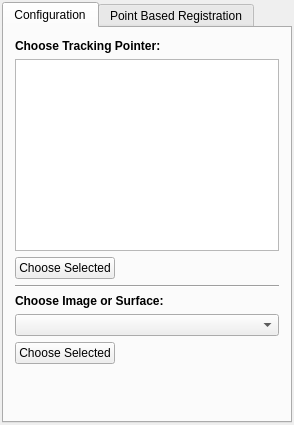
First picture: the form in Plugins/org.mitk.gui.qt.igttracking/src/internal/IGTFiducialRegistrationControls.ui, repository MITK/MITK, before the edit.
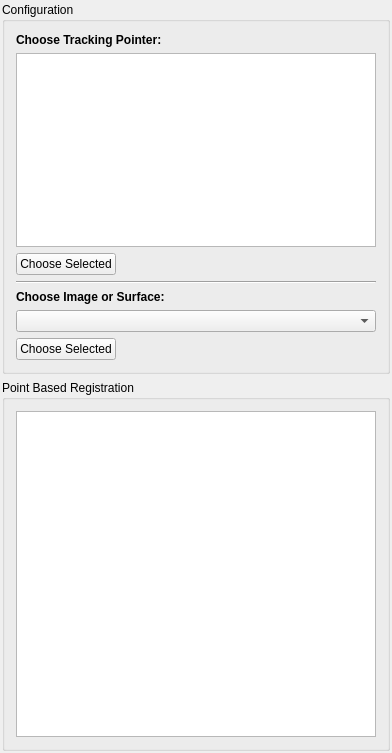
Second picture: the form after the edit. Custom widgets are drawn as their Qt base class.

Commit message: Changed UI of IGTFiducialRegistration-Plugin

Diff of the .ui file:
```diff
--- a/Plugins/org.mitk.gui.qt.igttracking/src/internal/IGTFiducialRegistrationControls.ui
+++ b/Plugins/org.mitk.gui.qt.igttracking/src/internal/IGTFiducialRegistrationControls.ui
@@ -6,8 +6,8 @@
    <rect>
     <x>0</x>
     <y>0</y>
-    <width>294</width>
-    <height>425</height>
+    <width>392</width>
+    <height>753</height>
    </rect>
   </property>
   <property name="minimumSize">
@@ -33,15 +33,11 @@
     <number>2</number>
    </property>
    <item>
-    <widget class="QTabWidget" name="tabWidget">
-     <property name="currentIndex">
-      <number>0</number>
-     </property>
-     <widget class="QWidget" name="tab">
-      <attribute name="title">
+    <widget class="QGroupBox" name="groupBox">
+     <property name="title">
        <string>Configuration</string>
-      </attribute>
-      <layout class="QVBoxLayout" name="verticalLayout">
+     </property>
+     <layout class="QVBoxLayout" name="verticalLayout_4">
        <item>
         <widget class="QLabel" name="label">
          <property name="text">
@@ -131,31 +127,19 @@
          </item>
         </layout>
        </item>
-       <item>
-        <spacer name="verticalSpacer">
-         <property name="orientation">
-          <enum>Qt::Vertical</enum>
-         </property>
-         <property name="sizeHint" stdset="0">
-          <size>
-           <width>20</width>
-           <height>40</height>
-          </size>
-         </property>
-        </spacer>
-       </item>
-      </layout>
-     </widget>
-     <widget class="QWidget" name="tab_2">
-      <attribute name="title">
+     </layout>
+    </widget>
+   </item>
+   <item>
+    <widget class="QGroupBox" name="groupBox_2">
+     <property name="title">
        <string>Point Based Registration</string>
-      </attribute>
-      <layout class="QVBoxLayout" name="verticalLayout_2">
+     </property>
+     <layout class="QVBoxLayout" name="verticalLayout_5">
        <item>
         <widget class="QmitkFiducialRegistrationWidget" name="m_FiducialRegistrationWidget"/>
        </item>
       </layout>
-     </widget>
     </widget>
    </item>
   </layout>
```
Lines whose indentation alone changed are shown as unchanged.
